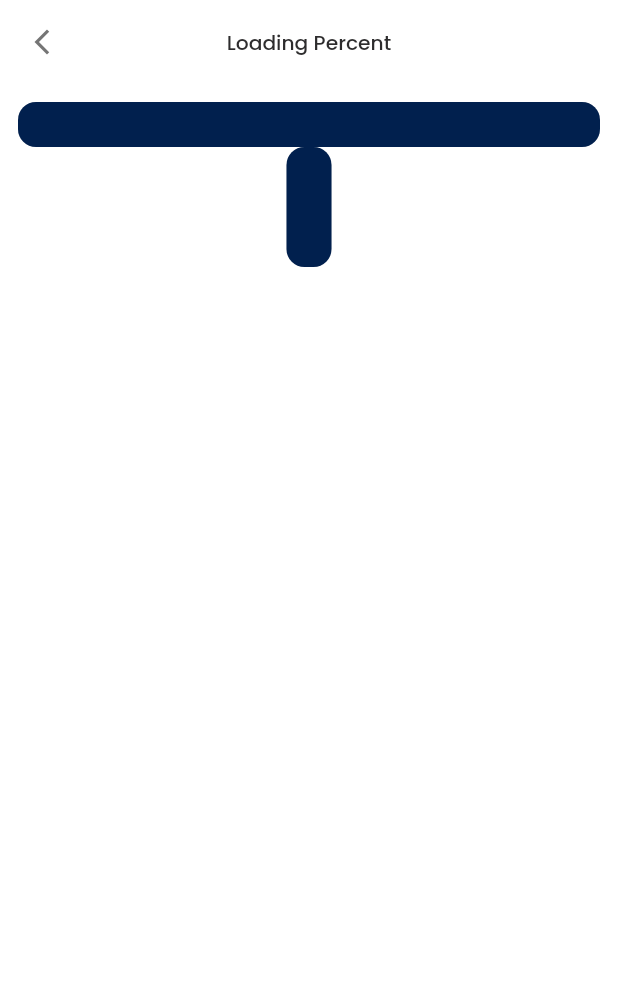
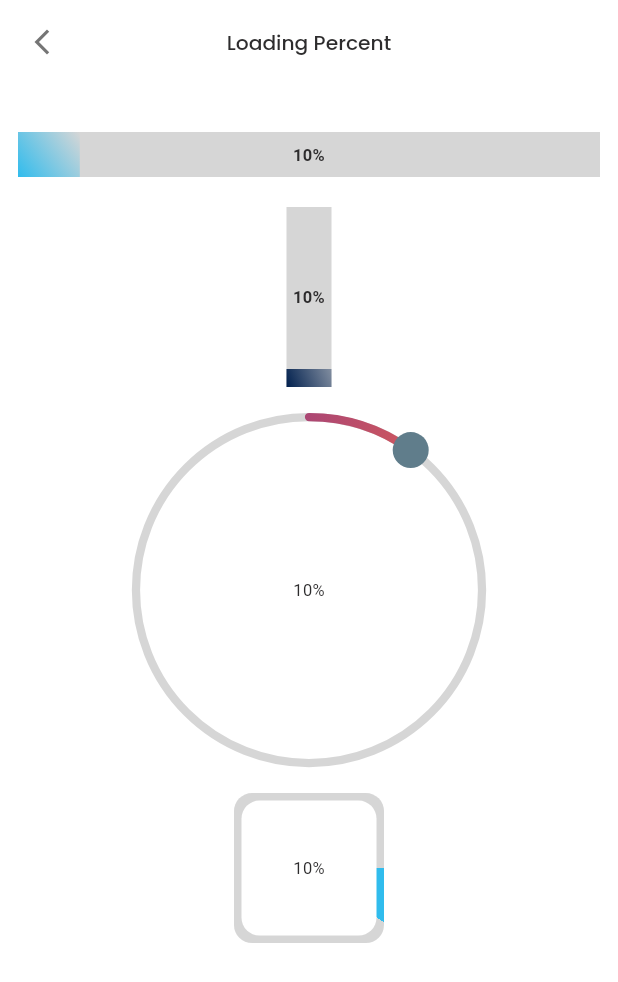
Before and after one commit to jbjason/packages_app, a Flutter app: the screen it shows after launch, after a tap on "Loading Percent Package", on a phone screen of 412 x 824 dp. Shown: the top 982 px of the screen. Run offline on Flutter 3.47's test engine with Material 3 defaults, Android fonts, the phone set to English and light mode, and no system bars; our stand-ins replace elegant_notification, permission_handler; Roboto replaces fonts that are missing (Rubik_Regular); project files that could hold a hidden picture were left out.

Commit message:
loading percent package added

```diff
--- a/lib/features/loading_percent/presentation/loading_percent_screen.dart
+++ b/lib/features/loading_percent/presentation/loading_percent_screen.dart
@@ -1,39 +1,142 @@
+// ignore_for_file: depend_on_referenced_packages, unused_import
 import 'package:flutter/material.dart';
 import 'package:packages_app/core/util/mycolor.dart';
 import 'package:packages_app/core/util/mydimens.dart';
+import 'package:packages_app/features/loading_percent/presentation/widgets/loading_percent_painter.dart';
+import 'dart:math' as math;
 
 enum LoadingType { horizontal, vertical, circular }
 
-class LoadingPercentScreen extends StatelessWidget {
+class LoadingPercentScreen extends StatefulWidget {
   const LoadingPercentScreen({super.key});
+  @override
+  State<LoadingPercentScreen> createState() => _LoadingPercentScreenState();
+}
+
+class _LoadingPercentScreenState extends State<LoadingPercentScreen>
+    with SingleTickerProviderStateMixin {
+  late AnimationController _controller;
+
+  @override
+  void initState() {
+    super.initState();
+    _controller = AnimationController(
+        vsync: this, duration: const Duration(milliseconds: 1000));
+    if (mounted) _controller.repeat();
+  }
 
   @override
   Widget build(BuildContext context) {
     final size = MediaQuery.of(context).size;
     return Scaffold(
       appBar: MyDimens().getNormalAppBar("Loading Percent", [], context, true),
-      body: SafeArea(
+      body: AnimatedBuilder(
+        animation: _controller,
+        builder: (context, _) => SafeArea(
           child: Padding(
             padding: EdgeInsets.all(12),
             child: SingleChildScrollView(
               child: Column(
                 mainAxisAlignment: MainAxisAlignment.center,
+                crossAxisAlignment: CrossAxisAlignment.center,
                 children: [
+                  const SizedBox(height: 20),
                   _getHorizontalVerticalLoading(
                     type: LoadingType.horizontal,
                     height: 30,
                     width: size.width,
-                  loadingPercent: .3,
+                    loadingPercent: _controller.value,
+                    showLoadingPercent: true,
                   ),
+                  const SizedBox(height: 20),
                   _getHorizontalVerticalLoading(
                     type: LoadingType.vertical,
-                    height: 80,
+                    height: 120,
                     width: 30,
-                    loadingPercent: .6),
+                    loadingPercent: _controller.value,
+                    showLoadingPercent: true,
+                    indicatorGradientColor: LinearGradient(
+                      begin: Alignment.bottomLeft,
+                      end: Alignment.topRight,
+                      colors: [
+                        MyColor.bluePrimary,
+                        MyColor.bluePrimary.withOpacity(0.4)
+                      ],
+                    ),
+                  ),
+                  const SizedBox(height: 20),
+                  _getCircleLoading(
+                    height: size.height * .28,
+                    width: size.height * .28,
+                    loadingPercent: _controller.value,
+                  ),
+                  const SizedBox(height: 20),
+                  _getSqareLoading(
+                    height: 100,
+                    width: 100,
+                    loadingPercent: _controller.value,
+                  ),
                 ],
               ),
             ),
           ),
+        ),
+      ),
+    );
+  }
+
+  Widget _getSqareLoading({
+    required double height,
+    required double width,
+    required double loadingPercent,
+    Color indicatorColor = MyColor.skyPrimary,
+    Color backColor = MyColor.inActiveColor,
+  }) =>
+      Stack(
+        children: [
+          Container(
+            height: height,
+            width: width,
+            decoration: BoxDecoration(
+              borderRadius: BorderRadius.circular(12),
+              gradient: SweepGradient(
+                stops: [_getPercent(1, loadingPercent), 0],
+                colors: [indicatorColor, backColor],
+              ),
+            ),
+            child: Container(
+              margin: EdgeInsets.all(5),
+              decoration: BoxDecoration(
+                borderRadius: BorderRadius.circular(12),
+                color: Colors.white,
+              ),
+              child: Center(child: Text(_getExactPercent(loadingPercent))),
+            ),
+          ),
+        ],
+      );
+
+  Widget _getCircleLoading({
+    required double height,
+    required double width,
+    required double loadingPercent,
+  }) {
+    return SizedBox(
+      height: height,
+      width: width,
+      child: CustomPaint(
+        painter: LoadingPercentPainter(
+          strokeWidth: 5.5,
+          circleRadius: 12,
+          loadingPercent: loadingPercent,
+          indicatorGradientColor: [
+            Colors.deepOrangeAccent,
+            Colors.greenAccent,
+            Color(0xFF913A84),
+            Colors.deepOrangeAccent,
+          ],
+        ),
+        child: Center(child: Text(_getExactPercent(loadingPercent))),
       ),
     );
   }
@@ -42,10 +145,15 @@ class LoadingPercentScreen extends StatelessWidget {
     required LoadingType type,
     required double height,
     required double width,
+    double borderRadius = 0,
+    required double loadingPercent,
+    required bool showLoadingPercent,
     Color backColor = MyColor.inActiveColor,
-    double borderRadius = 12,
-    Color indicatorColor = MyColor.bluePrimary,
-    required double loadingPercent,
+    Gradient indicatorGradientColor = const LinearGradient(
+      begin: Alignment.bottomLeft,
+      end: Alignment.topRight,
+      colors: [MyColor.skyPrimary, MyColor.inActiveColor],
+    ),
   }) {
     bool isHorizontal = type == LoadingType.horizontal;
     final indicatorHeightPercent =
@@ -61,15 +169,28 @@ class LoadingPercentScreen extends StatelessWidget {
         borderRadius: BorderRadius.circular(borderRadius),
         color: backColor,
       ),
+      child: Stack(
+        children: [
+          Align(
+            alignment: indicatorAlignment,
             child: Container(
-        height: 20, //indicatorHeightPercent,
-        width: 20, // indicatorWidthPercent,
-        alignment: indicatorAlignment,
-        // constraints: BoxConstraints.expand(),
+              height: indicatorHeightPercent,
+              width: indicatorWidthPercent,
               decoration: BoxDecoration(
                 borderRadius: BorderRadius.circular(borderRadius),
-          color: indicatorColor,
+                gradient: indicatorGradientColor,
               ),
+            ),
+          ),
+          if (showLoadingPercent)
+            Center(
+              child: Text(
+                _getExactPercent(loadingPercent),
+                textAlign: TextAlign.center,
+                style: TextStyle(fontWeight: FontWeight.bold),
+              ),
+            ),
+        ],
       ),
     );
   }
@@ -79,4 +200,13 @@ class LoadingPercentScreen extends StatelessWidget {
     if (loadingPercent < 0) return 0;
     return width * loadingPercent;
   }
+
+  String _getExactPercent(double loadingPercent) =>
+      "${_getPercent(100, loadingPercent).toInt()}%";
+
+  @override
+  void dispose() {
+    _controller.dispose();
+    super.dispose();
   }
+}
--- /dev/null
+++ b/lib/features/loading_percent/presentation/widgets/loading_percent_painter.dart
@@ -0,0 +1,70 @@
+// ignore_for_file: depend_on_referenced_packages
+import 'package:flutter/material.dart';
+import 'package:packages_app/core/util/mycolor.dart';
+import 'package:vector_math/vector_math_64.dart' as math;
+import 'dart:math';
+
+class LoadingPercentPainter extends CustomPainter {
+  final double strokeWidth;
+  final double circleRadius;
+  final double loadingPercent;
+  final Color backColor;
+  final List<Color> indicatorGradientColor;
+  const LoadingPercentPainter({
+    required this.strokeWidth,
+    required this.circleRadius,
+    required this.loadingPercent,
+    this.backColor = MyColor.inActiveColor,
+    required this.indicatorGradientColor,
+  });
+
+  @override
+  void paint(Canvas canvas, Size size) {
+    final h = size.height, w = size.width;
+    final gradient1 = SweepGradient(colors: indicatorGradientColor);
+    final center = Offset(w / 2, h / 2);
+    final rect = Rect.fromCenter(center: center, width: w, height: h);
+
+    // background ash-color circle
+    final paint = Paint()
+      ..style = PaintingStyle.stroke
+      ..strokeCap = StrokeCap.round
+      ..color = backColor
+      ..strokeWidth = strokeWidth;
+    canvas.drawArc(rect, math.radians(270), math.radians(360), false, paint);
+
+    // colorful Circle
+    final paint1 = Paint()
+      ..style = PaintingStyle.stroke
+      ..strokeCap = StrokeCap.round
+      ..strokeWidth = strokeWidth
+      ..shader = gradient1.createShader(rect);
+    canvas.drawArc(rect, math.radians(270), math.radians(360 * loadingPercent),
+        false, paint1);
+
+    // blueGrey CirclePointer
+    final paint2 = Paint()..color = Colors.blueGrey;
+    final x1 =
+        center.dx + w / 2 * cos(math.radians(270 + 360 * loadingPercent));
+    final y1 =
+        center.dy + w / 2 * sin(math.radians(270 + 360 * loadingPercent));
+    final center2 = Offset(x1, y1);
+    canvas.drawCircle(center2, circleRadius, paint2);
+
+    // // pointers Upper indicator circle
+    // final rect2 = Rect.fromCenter(center: center2, width: 37, height: 37);
+    // final paint3 = Paint()
+    //   ..color = Colors.white
+    //   ..strokeWidth = 2
+    //   ..style = PaintingStyle.stroke
+    //   ..strokeCap = StrokeCap.round
+    //   ..shader = gradient1.createShader(rect2);
+    // if (isProgress) {
+    //   canvas.drawArc(
+    //       rect2, math.radians(270), math.radians(120), false, paint3);
+    // }
+  }
+
+  @override
+  bool shouldRepaint(covariant CustomPainter oldDelegate) => false;
+}
--- a/lib/features/shimmer_loading/presentation/shimmer_loading_screen.dart
+++ b/lib/features/shimmer_loading/presentation/shimmer_loading_screen.dart
@@ -11,7 +11,7 @@ class ShimmerLoadingScreen extends StatelessWidget {
   Widget build(BuildContext context) {
     final size = MediaQuery.of(context).size;
     return Scaffold(
-      appBar: AppBar(title: const Text("Shimmer Screen"), centerTitle: true),
+      appBar: MyDimens().getNormalAppBar("Shimmer Loading", [], context, true),
       body: SafeArea(
         child: ShimmerloadingCard(
           height: 95,
```
Lines whose indentation alone changed are shown as unchanged.
